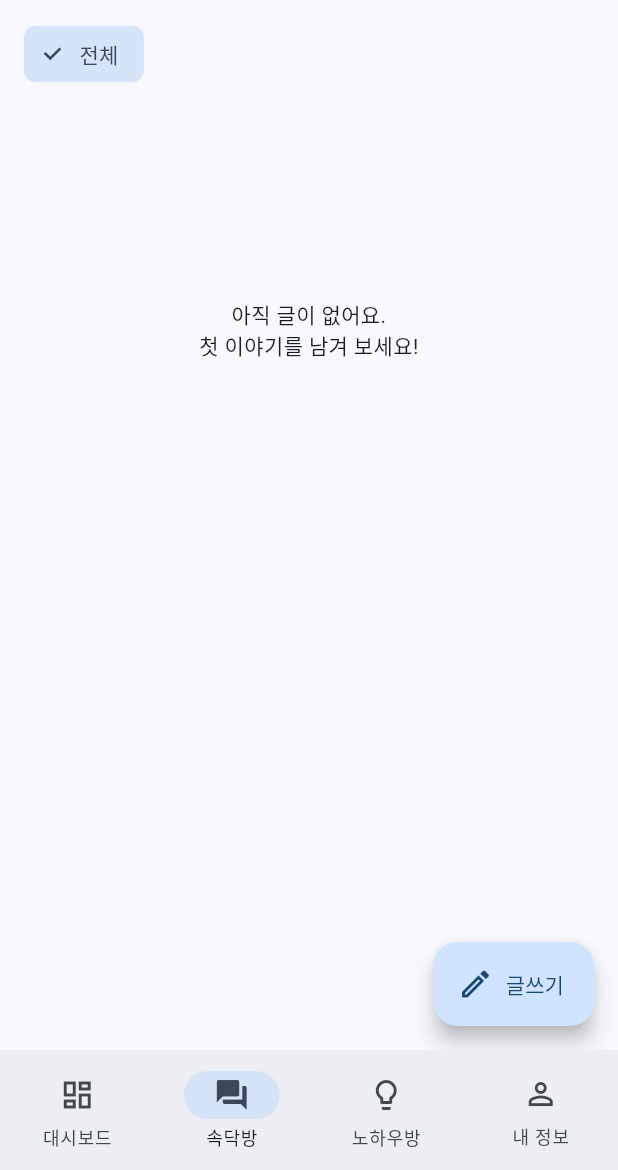
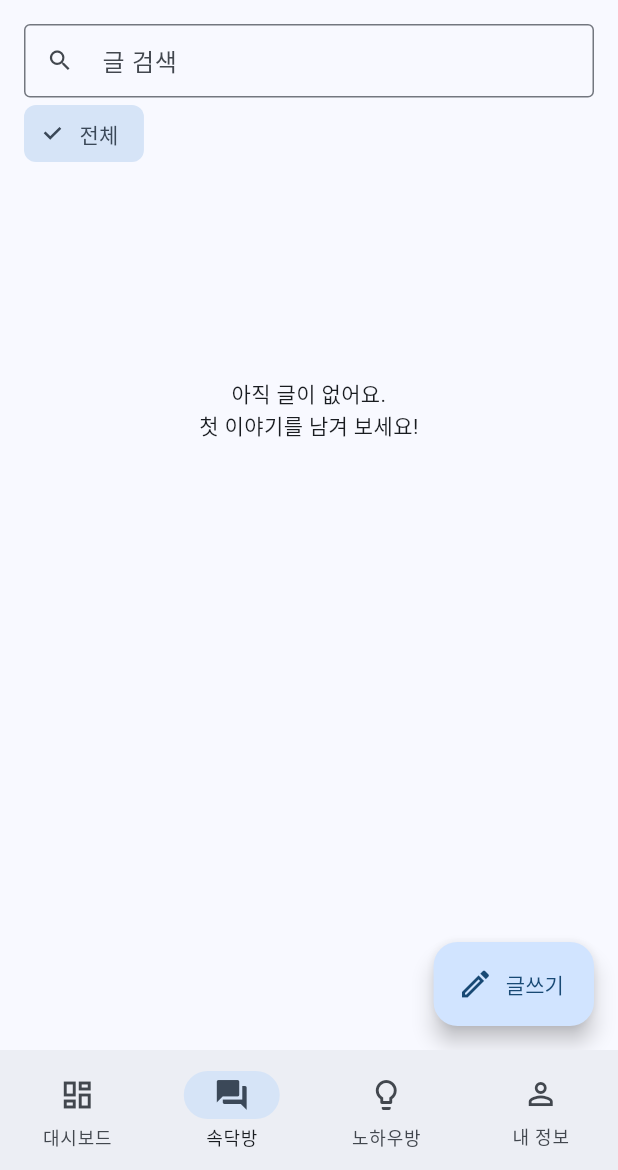
Before and after one commit to orangenova91/sokdak, a Flutter app: the FeedScreen screen opened by its route, on a phone screen of 412 x 824 dp, the part 66-1236 px from its top. Run offline on Flutter 3.47's test engine with Material 3 defaults, Android fonts, the phone set to English and light mode, and no system bars; our stand-ins replace flutter_riverpod, go_router, package_info_plus, supabase_flutter; accounts and stored records are empty.

Commit message:
검색 창

```diff
--- a/lib/features/board/board_providers.dart
+++ b/lib/features/board/board_providers.dart
@@ -22,7 +22,8 @@ final categoriesProvider = FutureProvider.family<List<Category>, Board>((
 // ---- 피드 ----
 
 /// 피드 하나를 식별하는 키. category가 null이면 "전체".
-typedef FeedKey = ({Board board, String? category});
+/// query는 두 글자 이상일 때만 제목·본문 검색이다.
+typedef FeedKey = ({Board board, String? category, String? query});
 
 class FeedState {
   const FeedState({
@@ -59,6 +60,7 @@ class FeedController extends AsyncNotifier<FeedState> {
         .fetchPosts(
           board: key.board,
           category: key.category,
+          queryText: key.query,
           before: before,
           limit: pageSize,
         );
@@ -106,10 +108,7 @@ final dashboardPreviewProvider = FutureProvider.family<List<Post>, Board>((
   if (profile == null) return const [];
   return ref
       .watch(boardRepositoryProvider)
-      .fetchPosts(
-        board: board,
-        limit: dashboardPreviewLimit,
-      );
+      .fetchPosts(board: board, limit: dashboardPreviewLimit);
 });
 
 // ---- 글 상세 ----
--- a/lib/features/board/feed_screen.dart
+++ b/lib/features/board/feed_screen.dart
@@ -1,3 +1,5 @@
+import 'dart:async';
+
 import 'package:flutter/material.dart';
 import 'package:flutter_riverpod/flutter_riverpod.dart';
 import 'package:go_router/go_router.dart';
@@ -18,9 +20,12 @@ class FeedScreen extends ConsumerStatefulWidget {
 
 class _FeedScreenState extends ConsumerState<FeedScreen> {
   final _scrollController = ScrollController();
+  final _searchController = TextEditingController();
+  Timer? _searchDebounce;
   String? _category;
+  String? _query;
 
-  FeedKey get _key => (board: widget.board, category: _category);
+  FeedKey get _key => (board: widget.board, category: _category, query: _query);
 
   @override
   void initState() {
@@ -30,8 +35,24 @@ class _FeedScreenState extends ConsumerState<FeedScreen> {
 
   @override
   void dispose() {
+    _searchDebounce?.cancel();
+    _searchController.dispose();
     _scrollController.dispose();
     super.dispose();
+  }
+
+  void _onSearchChanged(String value) {
+    _searchDebounce?.cancel();
+    final trimmed = value.trim();
+    if (trimmed.length < 2) {
+      setState(() => _query = null);
+      return;
+    }
+    setState(() {});
+    _searchDebounce = Timer(const Duration(milliseconds: 350), () {
+      if (!mounted || trimmed == _query) return;
+      setState(() => _query = trimmed);
+    });
   }
 
   void _onScroll() {
@@ -67,6 +88,31 @@ class _FeedScreenState extends ConsumerState<FeedScreen> {
       ),
       body: Column(
         children: [
+          Padding(
+            padding: const EdgeInsets.fromLTRB(16, 4, 16, 0),
+            child: TextField(
+              controller: _searchController,
+              textInputAction: TextInputAction.search,
+              onChanged: _onSearchChanged,
+              decoration: InputDecoration(
+                isDense: true,
+                border: const OutlineInputBorder(),
+                hintText: '글 검색',
+                prefixIcon: const Icon(Icons.search),
+                suffixIcon: _searchController.text.isEmpty
+                    ? null
+                    : IconButton(
+                        tooltip: '검색어 지우기',
+                        onPressed: () {
+                          _searchDebounce?.cancel();
+                          _searchController.clear();
+                          setState(() => _query = null);
+                        },
+                        icon: const Icon(Icons.close),
+                      ),
+              ),
+            ),
+          ),
           SizedBox(
             height: 48,
             child: ListView(
@@ -106,7 +152,7 @@ class _FeedScreenState extends ConsumerState<FeedScreen> {
               data: (state) => RefreshIndicator(
                 onRefresh: _refresh,
                 child: state.posts.isEmpty
-                    ? const _EmptyFeed()
+                    ? _EmptyFeed(searching: _query != null)
                     : ListView.builder(
                         controller: _scrollController,
                         physics: const AlwaysScrollableScrollPhysics(),
@@ -159,20 +205,22 @@ class _CategoryChip extends StatelessWidget {
 }
 
 class _EmptyFeed extends StatelessWidget {
-  const _EmptyFeed();
+  const _EmptyFeed({required this.searching});
+
+  final bool searching;
 
   @override
   Widget build(BuildContext context) {
     return ListView(
       physics: const AlwaysScrollableScrollPhysics(),
-      children: const [
+      children: [
         SizedBox(
           height: 320,
           child: Center(
             child: Padding(
-              padding: EdgeInsets.symmetric(horizontal: 32),
+              padding: const EdgeInsets.symmetric(horizontal: 32),
               child: Text(
-                '아직 글이 없어요.\n첫 이야기를 남겨 보세요!',
+                searching ? '찾는 글이 없어요.' : '아직 글이 없어요.\n첫 이야기를 남겨 보세요!',
                 textAlign: TextAlign.center,
               ),
             ),
```
Also changed, not shown: lib/features/board/board_repository.dart (+15 -0 lines), 1 other file.
